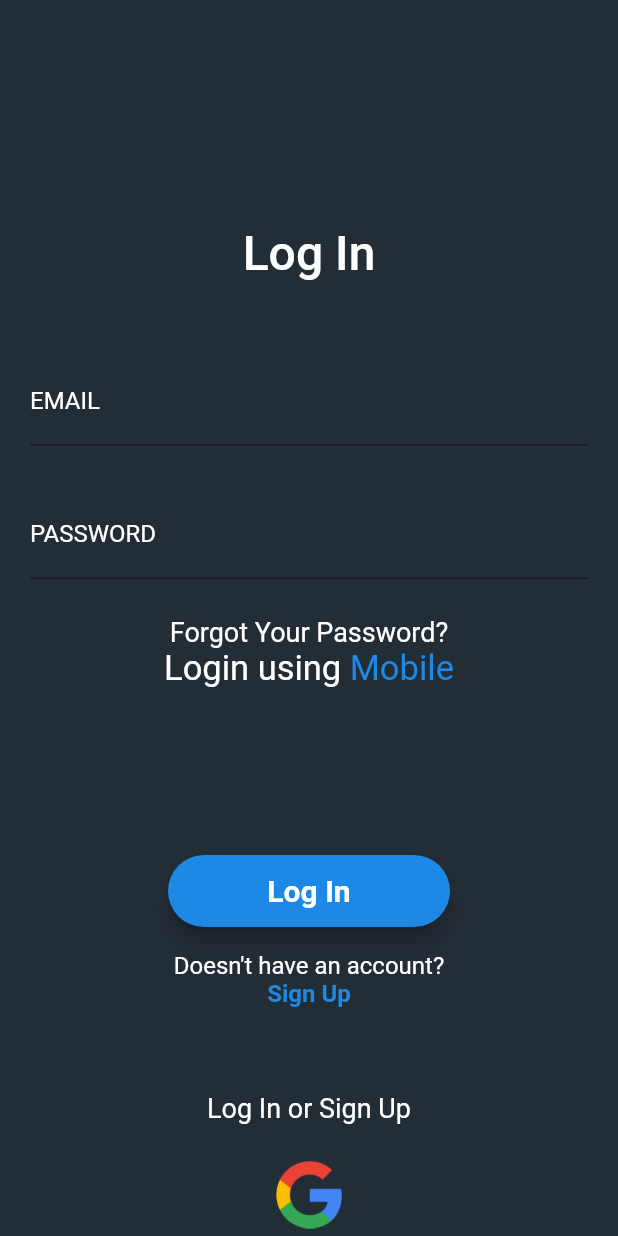
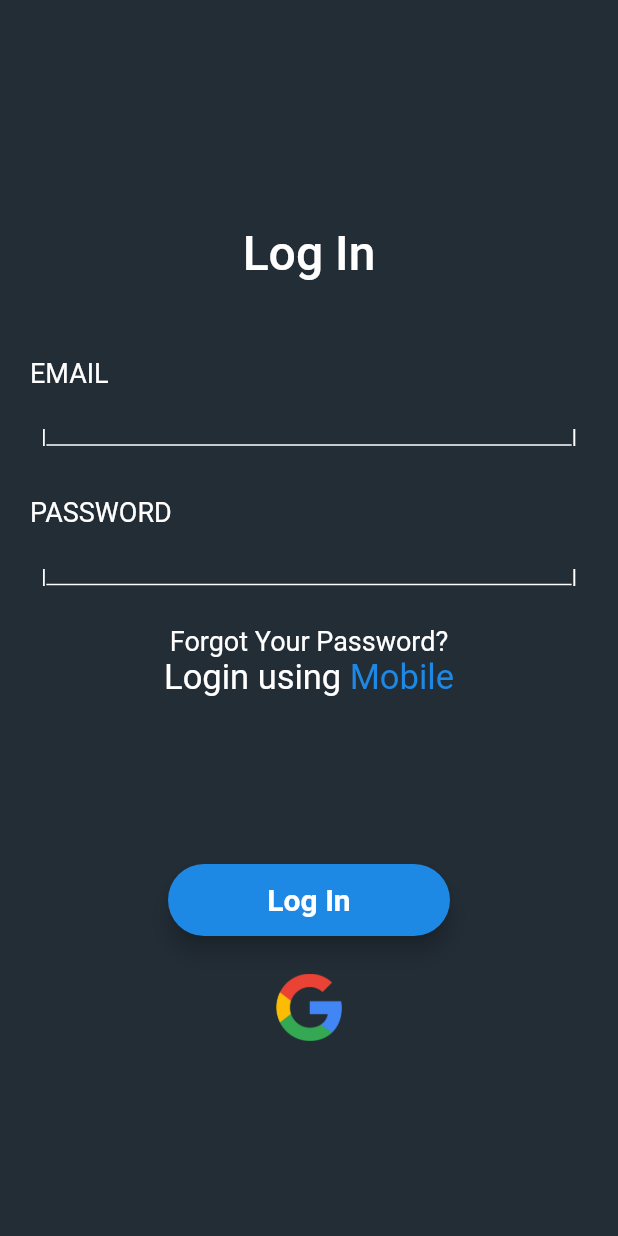
Before and after one commit to Swagnik02/Dhatnoon_v2, a Flutter app: the LoginEmailView screen opened directly, on a phone screen of 412 x 824 dp. Run offline on Flutter 3.47's test engine with Material 2 defaults, Android fonts, the phone set to English and light mode, and no system bars; our stand-ins replace cloud_firestore, firebase_auth, firebase_core, fluttertoast, google_fonts, pinput; accounts and stored records are empty.

Commit message:
change in fontsize

```diff
--- a/lib/views/Authentication/Login/login_email_view.dart
+++ b/lib/views/Authentication/Login/login_email_view.dart
@@ -6,6 +6,8 @@ import 'package:firebase_auth/firebase_auth.dart';
 import 'package:dhatnoon_v2/views/Authentication/auth_components/auth_text_controllers.dart';
 import 'package:fluttertoast/fluttertoast.dart';
 import 'package:dhatnoon_v2/constants/routes.dart';
+import '../auth_components/CustomTemplates/auth_text_fields.dart';
+import '../auth_components/CustomTemplates/auth_btn_ui.dart';
 
 class LoginEmailView extends StatefulWidget {
   const LoginEmailView({super.key});
@@ -16,8 +18,8 @@ class LoginEmailView extends StatefulWidget {
 
 class _LoginEmailViewState extends State<LoginEmailView> {
   AuthTextControllers authTextControllers = AuthTextControllers();
-  TextEditingController p = AuthTextControllers.passwordController;
-  TextEditingController e = AuthTextControllers.emailController;
+  late TextEditingController p = authTextControllers.passwordController;
+  late TextEditingController e = authTextControllers.emailController;
 
   @override
   void initState() {
@@ -32,11 +34,11 @@ class _LoginEmailViewState extends State<LoginEmailView> {
         child: Container(
           padding: const EdgeInsets.symmetric(horizontal: 20),
           child: Column(
-            mainAxisAlignment: MainAxisAlignment.center,
             children: <Widget>[
               const SizedBox(height: 150),
               const Text(
                 'Log In',
+                textAlign: TextAlign.start,
                 style: TextStyle(
                   fontSize: 32,
                   color: ColorConstants.authText,
@@ -45,67 +47,37 @@ class _LoginEmailViewState extends State<LoginEmailView> {
               ),
               const SizedBox(height: 50),
               Column(
+                crossAxisAlignment: CrossAxisAlignment.start,
                 children: [
-                  Padding(
-                    padding: const EdgeInsets.only(bottom: 30),
-                    child: TextFormField(
-                      style: const TextStyle(color: ColorConstants.authText),
-                      controller: e,
-                      decoration: const InputDecoration(
-                          labelText: "EMAIL",
-                          labelStyle:
-                              TextStyle(color: ColorConstants.authText)),
+                  const Text(
+                    "EMAIL",
+                    style: TextStyle(color: Colors.white, fontSize: 18),
                   ),
+                  AuthTextField(controller: e),
+                  const SizedBox(height: 32),
+                  const Text(
+                    "PASSWORD",
+                    style: TextStyle(color: Colors.white, fontSize: 18),
                   ),
-                  TextFormField(
-                    style: const TextStyle(color: ColorConstants.authText),
-                    controller: p,
-                    decoration: const InputDecoration(
-                        labelText: "PASSWORD",
-                        labelStyle: TextStyle(color: ColorConstants.authText)),
+                  AuthTextField(controller: p),
+                ],
               ),
               const SizedBox(height: 25),
               GestureDetector(
                 onTap: () => resetPassword(e.text),
                 child: const Text(
                   "Forgot Your Password?",
-                      style: TextStyle(
-                          color: ColorConstants.authText, fontSize: 18),
+                  style:
+                      TextStyle(color: ColorConstants.authText, fontSize: 18),
                 ),
               ),
               buildLoginUsingMobile(context),
               const SizedBox(height: 111),
-                  ElevatedButton(
+              AuthBtnUI(
+                text: 'Log In',
                 onPressed: () {
                   loginUser(e.text, p.text);
                 },
-                    style: ElevatedButton.styleFrom(
-                      minimumSize: const Size(188, 48),
-                      backgroundColor: ColorConstants.authButtonActive,
-                      elevation: 6,
-                      textStyle: const TextStyle(
-                          fontSize: 14, color: ColorConstants.authText),
-                      shape: const RoundedRectangleBorder(
-                        borderRadius: BorderRadius.all(
-                          Radius.circular(50),
-                        ),
-                      ),
-                    ),
-                    child: const Text(
-                      'Log In',
-                      style:
-                          TextStyle(fontSize: 20, fontWeight: FontWeight.bold),
-                    ),
-                  ),
-                  const SizedBox(height: 16),
-                  buildSignUpLink(context),
-                  const SizedBox(height: 56),
-                  const Text(
-                    "Log In or Sign Up",
-                    style: TextStyle(
-                      fontSize: 18,
-                      color: ColorConstants.authText,
-                    ),
               ),
               Padding(
                 padding: const EdgeInsets.all(25.0),
@@ -114,8 +86,6 @@ class _LoginEmailViewState extends State<LoginEmailView> {
                   width: 45,
                   height: 45,
                 ),
-                  ),
-                ],
               ),
             ],
           ),
--- a/lib/views/Authentication/auth_components/auth_text_controllers.dart
+++ b/lib/views/Authentication/auth_components/auth_text_controllers.dart
@@ -5,6 +5,6 @@ class AuthTextControllers {
       TextEditingController(text: "+91");
   TextEditingController phoneController = TextEditingController();
   TextEditingController otpController = TextEditingController();
-  static TextEditingController emailController = TextEditingController();
-  static TextEditingController passwordController = TextEditingController();
+   TextEditingController emailController = TextEditingController();
+   TextEditingController passwordController = TextEditingController();
 }
```
Lines whose indentation alone changed are shown as unchanged.
